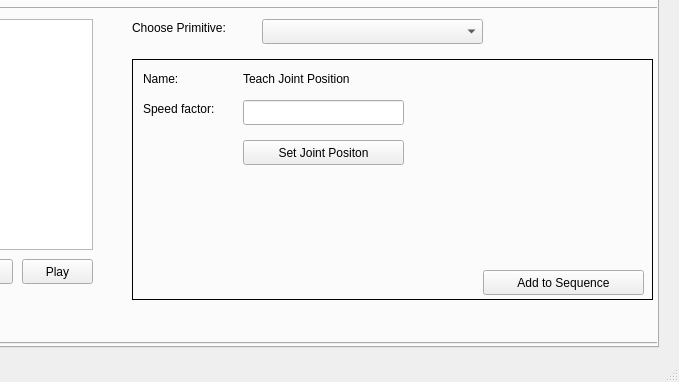
Before: the Qt Designer form user-interface/userinterface.ui in TheGaertner/cryopreservation-panda, drawn with Qt 5; both pictures show x 492 to 1171 and y 443 to 825 of the 1171 by 825 pixel window.
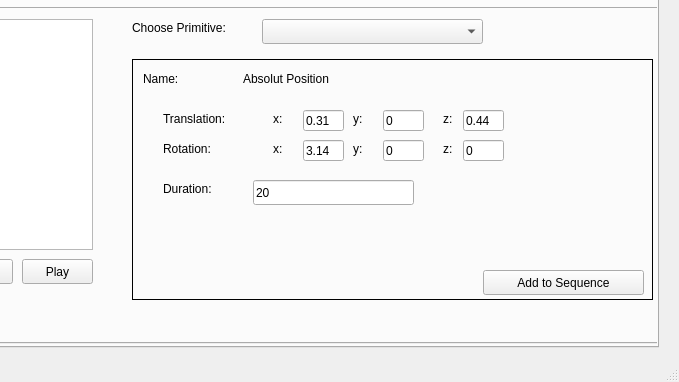
After: the same form once the commit is applied. The open tabs and pages were chosen to show the change. Icons and pictures are not drawn. Custom widgets are drawn as their Qt base class.

What changed in the file:
```diff
--- a/user-interface/userinterface.ui
+++ b/user-interface/userinterface.ui
@@ -1082,6 +1082,9 @@
             <height>25</height>
            </rect>
           </property>
+          <property name="text">
+           <string>0.5</string>
+          </property>
          </widget>
         </widget>
         <widget class="QWidget" name="page_10">
@@ -1338,6 +1341,255 @@
           </property>
          </widget>
         </widget>
+        <widget class="QWidget" name="page_2">
+         <widget class="QLabel" name="label_84">
+          <property name="geometry">
+           <rect>
+            <x>310</x>
+            <y>80</y>
+            <width>21</width>
+            <height>17</height>
+           </rect>
+          </property>
+          <property name="text">
+           <string>z:</string>
+          </property>
+         </widget>
+         <widget class="QLineEdit" name="lineEdit_44">
+          <property name="geometry">
+           <rect>
+            <x>250</x>
+            <y>80</y>
+            <width>41</width>
+            <height>21</height>
+           </rect>
+          </property>
+          <property name="text">
+           <string>0</string>
+          </property>
+         </widget>
+         <widget class="QLineEdit" name="lineEdit_45">
+          <property name="geometry">
+           <rect>
+            <x>330</x>
+            <y>80</y>
+            <width>41</width>
+            <height>21</height>
+           </rect>
+          </property>
+          <property name="text">
+           <string>0</string>
+          </property>
+         </widget>
+         <widget class="QLabel" name="label_71">
+          <property name="geometry">
+           <rect>
+            <x>310</x>
+            <y>50</y>
+            <width>21</width>
+            <height>17</height>
+           </rect>
+          </property>
+          <property name="text">
+           <string>z:</string>
+          </property>
+         </widget>
+         <widget class="QLineEdit" name="lineEdit_40">
+          <property name="geometry">
+           <rect>
+            <x>170</x>
+            <y>80</y>
+            <width>41</width>
+            <height>21</height>
+           </rect>
+          </property>
+          <property name="text">
+           <string>3.14</string>
+          </property>
+         </widget>
+         <widget class="QLabel" name="label_72">
+          <property name="geometry">
+           <rect>
+            <x>110</x>
+            <y>10</y>
+            <width>151</width>
+            <height>17</height>
+           </rect>
+          </property>
+          <property name="text">
+           <string>Absolut Position</string>
+          </property>
+         </widget>
+         <widget class="QLabel" name="label_68">
+          <property name="geometry">
+           <rect>
+            <x>140</x>
+            <y>50</y>
+            <width>21</width>
+            <height>17</height>
+           </rect>
+          </property>
+          <property name="text">
+           <string>x:</string>
+          </property>
+         </widget>
+         <widget class="QLabel" name="label_83">
+          <property name="geometry">
+           <rect>
+            <x>30</x>
+            <y>80</y>
+            <width>91</width>
+            <height>17</height>
+           </rect>
+          </property>
+          <property name="text">
+           <string>Rotation:</string>
+          </property>
+         </widget>
+         <widget class="QLineEdit" name="lineEdit_42">
+          <property name="geometry">
+           <rect>
+            <x>250</x>
+            <y>50</y>
+            <width>41</width>
+            <height>21</height>
+           </rect>
+          </property>
+          <property name="text">
+           <string>0</string>
+          </property>
+         </widget>
+         <widget class="QLineEdit" name="lineEdit_39">
+          <property name="geometry">
+           <rect>
+            <x>170</x>
+            <y>50</y>
+            <width>41</width>
+            <height>21</height>
+           </rect>
+          </property>
+          <property name="text">
+           <string>0.31</string>
+          </property>
+         </widget>
+         <widget class="QLineEdit" name="lineEdit_41">
+          <property name="geometry">
+           <rect>
+            <x>330</x>
+            <y>50</y>
+            <width>41</width>
+            <height>21</height>
+           </rect>
+          </property>
+          <property name="text">
+           <string>0.44</string>
+          </property>
+         </widget>
+         <widget class="QLabel" name="label_69">
+          <property name="geometry">
+           <rect>
+            <x>220</x>
+            <y>80</y>
+            <width>21</width>
+            <height>17</height>
+           </rect>
+          </property>
+          <property name="text">
+           <string>y:</string>
+          </property>
+         </widget>
+         <widget class="QLineEdit" name="lineEdit_43">
+          <property name="geometry">
+           <rect>
+            <x>120</x>
+            <y>120</y>
+            <width>161</width>
+            <height>25</height>
+           </rect>
+          </property>
+          <property name="text">
+           <string>20</string>
+          </property>
+         </widget>
+         <widget class="QLabel" name="label_70">
+          <property name="geometry">
+           <rect>
+            <x>220</x>
+            <y>50</y>
+            <width>21</width>
+            <height>17</height>
+           </rect>
+          </property>
+          <property name="text">
+           <string>y:</string>
+          </property>
+         </widget>
+         <widget class="QLabel" name="label_73">
+          <property name="geometry">
+           <rect>
+            <x>30</x>
+            <y>50</y>
+            <width>91</width>
+            <height>17</height>
+           </rect>
+          </property>
+          <property name="text">
+           <string>Translation:</string>
+          </property>
+         </widget>
+         <widget class="QLabel" name="label_81">
+          <property name="geometry">
+           <rect>
+            <x>140</x>
+            <y>80</y>
+            <width>21</width>
+            <height>17</height>
+           </rect>
+          </property>
+          <property name="text">
+           <string>x:</string>
+          </property>
+         </widget>
+         <widget class="QPushButton" name="pushButton_41">
+          <property name="geometry">
+           <rect>
+            <x>350</x>
+            <y>210</y>
+            <width>161</width>
+            <height>25</height>
+           </rect>
+          </property>
+          <property name="text">
+           <string>Add to Sequence</string>
+          </property>
+         </widget>
+         <widget class="QLabel" name="label_82">
+          <property name="geometry">
+           <rect>
+            <x>30</x>
+            <y>120</y>
+            <width>91</width>
+            <height>17</height>
+           </rect>
+          </property>
+          <property name="text">
+           <string>Duration:</string>
+          </property>
+         </widget>
+         <widget class="QLabel" name="label_80">
+          <property name="geometry">
+           <rect>
+            <x>10</x>
+            <y>10</y>
+            <width>91</width>
+            <height>17</height>
+           </rect>
+          </property>
+          <property name="text">
+           <string>Name:</string>
+          </property>
+         </widget>
+        </widget>
         <widget class="QWidget" name="page_11">
          <widget class="QLabel" name="label_74">
           <property name="geometry">
```
Left out of the diff: 2 changed lines with no effect on the pictures.
